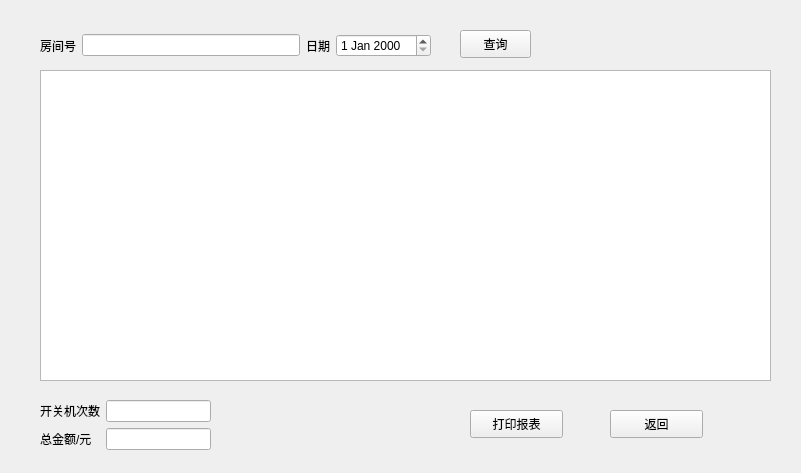
L-Jay1999/DistributedTemperatureControlSystem, file Master/reportwidget.ui: the form before one commit.
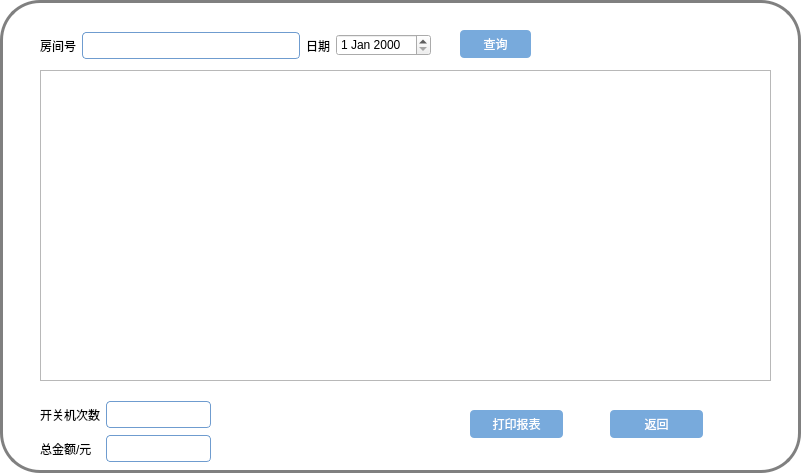
The form after the commit.

```diff
--- a/Master/reportwidget.ui
+++ b/Master/reportwidget.ui
@@ -13,6 +13,45 @@
   <property name="windowTitle">
    <string>Form</string>
   </property>
+  <property name="styleSheet">
+   <string notr="true">#ReportWidget{
+
+border: 3px solid gray;
+border-radius: 40px;
+background: white;
+
+}
+QLineEdit {
+        border-radius: 4px;
+        height: 25px;
+        border: 1px solid rgb(111, 156, 207);
+        background: white;
+}
+QLineEdit:enabled {
+        color: rgb(84, 84, 84);
+}
+QLineEdit:enabled:hover, QLineEdit:enabled:focus {
+        color: rgb(51, 51, 51);
+}
+QLineEdit:!enabled {
+        color: rgb(80, 80, 80);
+}
+
+QPushButton{
+        border-radius: 4px;
+        border: none;
+        width: 75px;
+        height: 25px;
+}
+QPushButton:enabled {
+        background: rgb(120, 170, 220);
+        color: white;
+}
+QPushButton:hover {
+	background: rgb(0, 78, 161);
+}
+</string>
+  </property>
   <widget class="QTableWidget" name="tableWidget">
    <property name="geometry">
     <rect>
@@ -74,7 +113,7 @@
      <x>40</x>
      <y>400</y>
      <width>171</width>
-     <height>51</height>
+     <height>63</height>
     </rect>
    </property>
    <layout class="QGridLayout" name="gridLayout">
```
